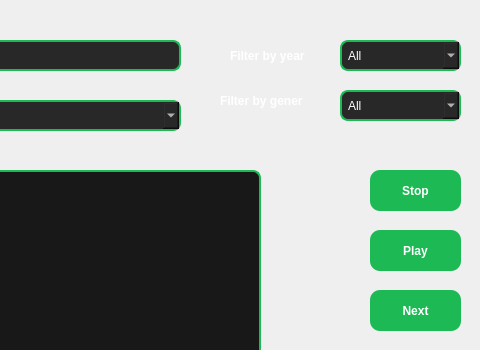
Qt form playlistsongswindow.ui (Fatemehasadi86/spotify1) before a commit; both pictures show x 170 to 650 and y 0 to 350 of the 650 by 558 pixel window.
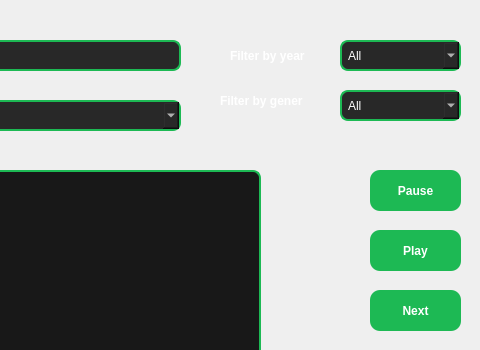
The same form after that commit.

The edit to the form file:
```diff
--- a/playlistsongswindow.ui
+++ b/playlistsongswindow.ui
@@ -316,7 +316,7 @@
     </rect>
    </property>
    <property name="text">
-    <string>Stop</string>
+    <string>Pause</string>
    </property>
   </widget>
   <widget class="QPushButton" name="pushButton_5">
```
